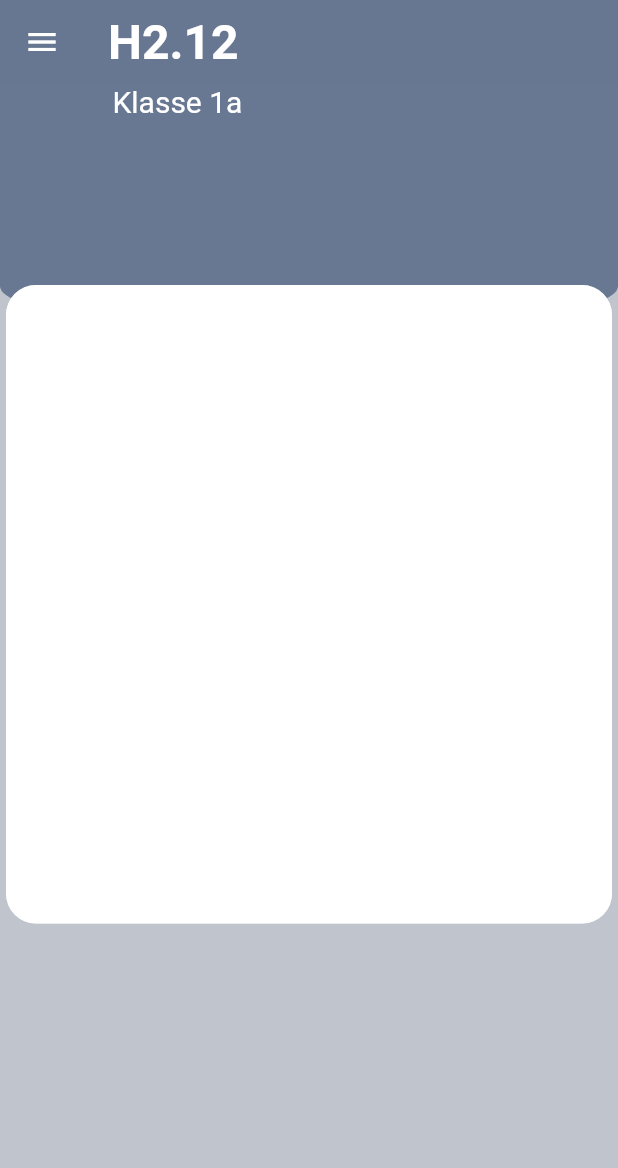
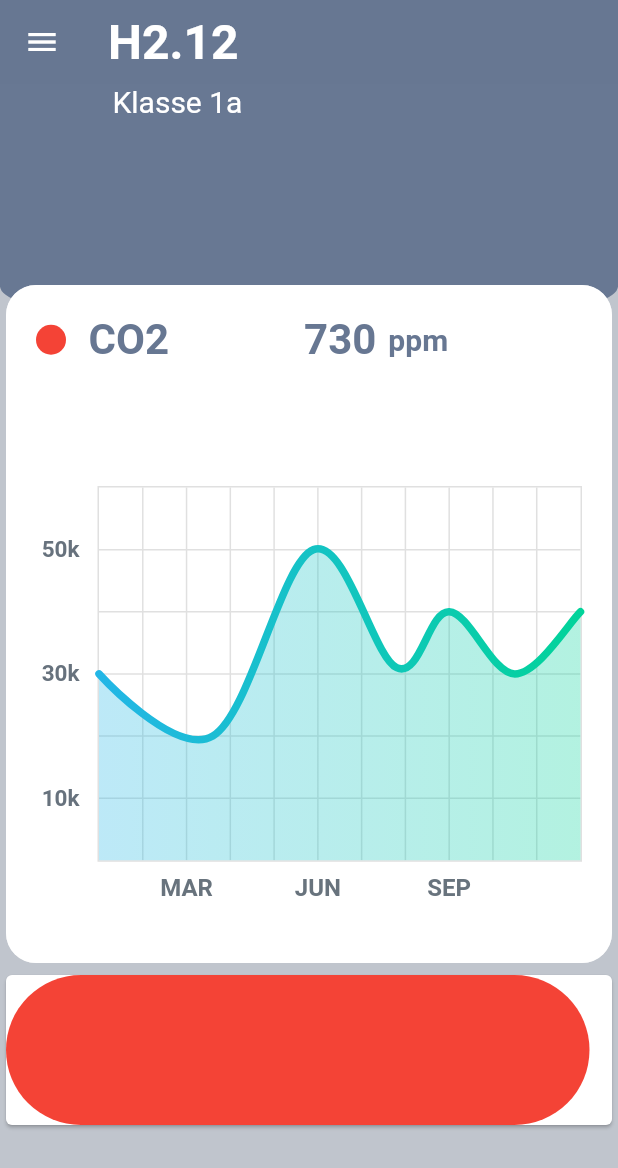
Before and after one commit to lisaschulzke/coTWO_flutter, a Flutter app: the Detail screen opened directly, on a phone screen of 412 x 824 dp. Shown: the top 1168 px of the screen. Run offline on Flutter 3.47's test engine with Material 2 defaults, Android fonts, the phone set to English and light mode, and no system bars; drawn by our look-alikes of fl_chart; our stand-ins replace animated_background; missing offline and left inert: qr_mobile_vision.

Commit message:
:zap: adding line chart graph on detail view

```diff
--- /dev/null
+++ b/lib/compnents/graph.dart
@@ -0,0 +1,157 @@
+import 'package:fl_chart/fl_chart.dart';
+import 'package:flutter/material.dart';
+
+class LineChartSample2 extends StatefulWidget {
+  @override
+  _LineChartSample2State createState() => _LineChartSample2State();
+}
+
+class _LineChartSample2State extends State<LineChartSample2> {
+  List<Color> gradientColors = [
+    const Color(0xff23b6e6),
+    const Color(0xff02d39a),
+  ];
+
+  bool showAvg = false;
+
+  @override
+  Widget build(BuildContext context) {
+    return Stack(
+      children: <Widget>[
+        AspectRatio(
+          aspectRatio: 1.15,
+          child: Container(
+            decoration: const BoxDecoration(
+                borderRadius: BorderRadius.all(
+                  Radius.circular(18),
+                ),
+                color: Colors.white),
+            child: Padding(
+              padding: const EdgeInsets.only(
+                  right: 0.0, left: 1.0, top: 24, bottom: 12),
+              child: LineChart(
+                mainData(),
+              ),
+            ),
+          ),
+        ),
+        SizedBox(
+          width: 60,
+          height: 34,
+          child: FlatButton(
+            child: Container(),
+            onPressed: () {
+              setState(() {
+                showAvg = !showAvg;
+              });
+            },
+            // child: Text(
+            //   'avg',
+            //   style: TextStyle(
+            //       fontSize: 12,
+            //       color:
+            //           showAvg ? Colors.white.withOpacity(0.5) : Colors.white),
+            // ),
+          ),
+        ),
+      ],
+    );
+  }
+
+  LineChartData mainData() {
+    return LineChartData(
+      gridData: FlGridData(
+        show: true,
+        drawVerticalLine: true,
+        getDrawingHorizontalLine: (value) {
+          return FlLine(
+            color: Colors.grey[300],
+            strokeWidth: 1,
+          );
+        },
+        getDrawingVerticalLine: (value) {
+          return FlLine(
+            color: Colors.grey[300],
+            strokeWidth: 1,
+          );
+        },
+      ),
+      titlesData: FlTitlesData(
+        show: true,
+        bottomTitles: SideTitles(
+          showTitles: true,
+          reservedSize: 22,
+          getTextStyles: (value) => const TextStyle(
+              color: Color(0xff68737d),
+              fontWeight: FontWeight.bold,
+              fontSize: 16),
+          getTitles: (value) {
+            switch (value.toInt()) {
+              case 2:
+                return 'MAR';
+              case 5:
+                return 'JUN';
+              case 8:
+                return 'SEP';
+            }
+            return '';
+          },
+          margin: 8,
+        ),
+        leftTitles: SideTitles(
+          showTitles: true,
+          getTextStyles: (value) => const TextStyle(
+            color: Color(0xff67727d),
+            fontWeight: FontWeight.bold,
+            fontSize: 15,
+          ),
+          getTitles: (value) {
+            switch (value.toInt()) {
+              case 1:
+                return '10k';
+              case 3:
+                return '30k';
+              case 5:
+                return '50k';
+            }
+            return '';
+          },
+          reservedSize: 28,
+          margin: 12,
+        ),
+      ),
+      borderData: FlBorderData(
+          show: true,
+          border: Border.all(color: Colors.grey[300], width: 1)),
+      minX: 0,
+      maxX: 11,
+      minY: 0,
+      maxY: 6,
+      lineBarsData: [
+        LineChartBarData(
+          spots: [
+            FlSpot(0, 3),
+            FlSpot(2.6, 2),
+            FlSpot(4.9, 5),
+            FlSpot(6.8, 3.1),
+            FlSpot(8, 4),
+            FlSpot(9.5, 3),
+            FlSpot(11, 4),
+          ],
+          isCurved: true,
+          colors: gradientColors,
+          barWidth: 5,
+          isStrokeCapRound: true,
+          dotData: FlDotData(
+            show: false,
+          ),
+          belowBarData: BarAreaData(
+            show: true,
+            colors:
+                gradientColors.map((color) => color.withOpacity(0.3)).toList(),
+          ),
+        ),
+      ],
+    );
+  }
+}
--- a/lib/detail.dart
+++ b/lib/detail.dart
@@ -1,4 +1,6 @@
 import 'package:co_two/compnents/custom_scaffold.dart';
+import 'package:co_two/compnents/graph.dart';
+import 'package:fl_chart/fl_chart.dart';
 import 'package:flutter/material.dart';
 
 class Detail extends StatefulWidget {
@@ -17,12 +19,85 @@ class _DetailState extends State<Detail> {
           top: 130,
           child: Container(
             width: MediaQuery.of(context).size.width,
-            height: MediaQuery.of(context).size.height/1.9,
+            height: MediaQuery.of(context).size.height,
             child: Center(
+              child: Column(
+                children: [
+                  Card(
                     child: Container(
-                  child: Card(
+                      height: MediaQuery.of(context).size.height / 2,
+                      width: MediaQuery.of(context).size.width / 1.05,
+                      child: Column(
+                        children: [
+                          Stack(
+                            children: [
+                              Row(
+                                children: [
+                                  Positioned(
+                                    top: 1,
                                     child: Container(
-
+                                      height: 20,
+                                      width: 20,
+                                      margin: EdgeInsets.only(right: 15),
+                                      decoration: BoxDecoration(
+                                          borderRadius:
+                                              BorderRadius.circular(100),
+                                          color: Colors.red),
+                                    ),
+                                  ),
+                                  Text(
+                                    "CO2",
+                                    style: TextStyle(
+                                        color: Theme.of(context).primaryColor,
+                                        fontSize: 28,
+                                        fontWeight: FontWeight.bold),
+                                  ),
+                                  Container(
+                                    margin: EdgeInsets.only(left: 90),
+                                    child: Text(
+                                      "730",
+                                      style: TextStyle(
+                                          color: Theme.of(context).primaryColor,
+                                          fontSize: 28,
+                                          fontWeight: FontWeight.bold),
+                                    ),
+                                  ),
+                                  Container(
+                                    margin: EdgeInsets.only(left: 8),
+                                    child: Text(
+                                      "ppm",
+                                      style: TextStyle(
+                                          color: Theme.of(context).primaryColor,
+                                          fontSize: 20,
+                                          fontWeight: FontWeight.bold),
+                                    ),
+                                  ),
+                                ],
+                              ),
+                              Container(
+                                margin: EdgeInsets.only(top: 90, bottom: 10),
+                                child: LineChartSample2(),
+                              ),
+                            ],
+                          ),
+                          // Stack(
+                          //   children: [
+                          //     Container(
+                          //       child: Container(
+                          //         height: 100,
+                          //         width: MediaQuery.of(context).size.width,
+                          //         margin: EdgeInsets.only(right: 15),
+                          //         decoration: BoxDecoration(
+                          //             borderRadius:
+                          //                 BorderRadius.circular(100),
+                          //             color: Colors.red),
+                          //       ),
+                          //     ),
+                          //   ],
+                          // ),
+                        ],
+                      ),
+                      margin: EdgeInsets.all(20),
                     ),
                     elevation: 0,
                     color: Colors.white,
@@ -30,7 +105,24 @@ class _DetailState extends State<Detail> {
                       side: BorderSide(color: Colors.white70, width: 1),
                       borderRadius: BorderRadius.circular(20),
                     ),
-              )),
+                  ),
+                  Card(
+                      child: Stack(
+                    children: [
+                      Container(
+                        child: Container(
+                          height: 100,
+                          width: MediaQuery.of(context).size.width,
+                          margin: EdgeInsets.only(right: 15),
+                          decoration: BoxDecoration(
+                              borderRadius: BorderRadius.circular(100),
+                              color: Colors.red),
+                        ),
+                      ),
+                    ],
+                  ))
+                ],
+              ),
             ),
           ),
         ),
--- a/lib/main.dart
+++ b/lib/main.dart
@@ -63,6 +63,7 @@ class _HomeState extends State<Home> with TickerProviderStateMixin {
   Widget build(BuildContext context) {
     return CustomScaffold(
       title: "Hallo",
+      subtitle: " ",
       children: [
         _buildGridView(),
         _buildScanButton(),
--- a/lib/scan.dart
+++ b/lib/scan.dart
@@ -19,6 +19,7 @@ class _ScanState extends State<Scan> {
   Widget build(BuildContext context) {
     return CustomScaffold(
       title: "Scan einen Raum",
+      subtitle: " ",
       children: [
         Container(
           width: MediaQuery.of(context).size.width,
--- a/pubspec.yaml
+++ b/pubspec.yaml
@@ -25,11 +25,12 @@ dependencies:
     sdk: flutter
   animated_background: ^1.0.5
   provider: ^4.3.2+3
-  fl_chart: ^0.12.2
   charts_flutter: ^0.9.0
   qr_mobile_vision: ^2.0.0
   http: ^0.12.2
   flutter_launcher_name: "^0.0.1"
+  fl_chart: ^0.12.2
+
 
 provider: ^3.0.0
 
```
Lines whose indentation alone changed are shown as unchanged.
